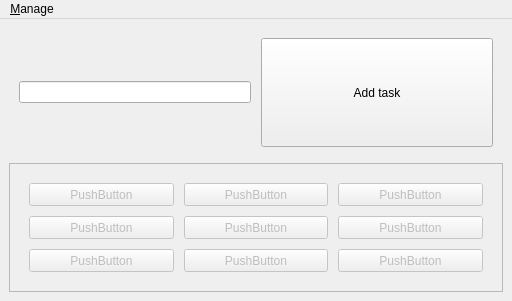
First picture: the form in ui/main.ui, repository soutys/dlogger, before the edit.
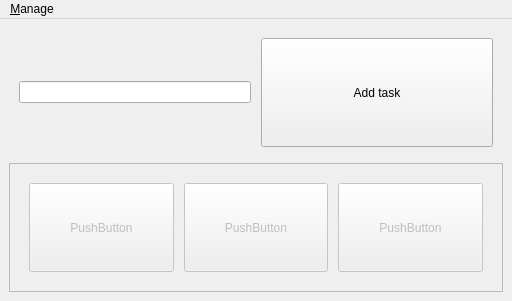
Second picture: the form after the edit.

```diff
--- a/ui/main.ui
+++ b/ui/main.ui
@@ -101,101 +101,6 @@
           <property name="spacing">
            <number>10</number>
           </property>
-          <item row="2" column="1">
-           <widget class="QPushButton" name="task_btn_8">
-            <property name="enabled">
-             <bool>false</bool>
-            </property>
-            <property name="sizePolicy">
-             <sizepolicy hsizetype="Expanding" vsizetype="Expanding">
-              <horstretch>0</horstretch>
-              <verstretch>0</verstretch>
-             </sizepolicy>
-            </property>
-            <property name="text">
-             <string>PushButton</string>
-            </property>
-            <property name="checkable">
-             <bool>true</bool>
-            </property>
-           </widget>
-          </item>
-          <item row="2" column="0">
-           <widget class="QPushButton" name="task_btn_7">
-            <property name="enabled">
-             <bool>false</bool>
-            </property>
-            <property name="sizePolicy">
-             <sizepolicy hsizetype="Expanding" vsizetype="Expanding">
-              <horstretch>0</horstretch>
-              <verstretch>0</verstretch>
-             </sizepolicy>
-            </property>
-            <property name="text">
-             <string>PushButton</string>
-            </property>
-            <property name="checkable">
-             <bool>true</bool>
-            </property>
-           </widget>
-          </item>
-          <item row="2" column="2">
-           <widget class="QPushButton" name="task_btn_9">
-            <property name="enabled">
-             <bool>false</bool>
-            </property>
-            <property name="sizePolicy">
-             <sizepolicy hsizetype="Expanding" vsizetype="Expanding">
-              <horstretch>0</horstretch>
-              <verstretch>0</verstretch>
-             </sizepolicy>
-            </property>
-            <property name="text">
-             <string>PushButton</string>
-            </property>
-            <property name="checkable">
-             <bool>true</bool>
-            </property>
-           </widget>
-          </item>
-          <item row="1" column="2">
-           <widget class="QPushButton" name="task_btn_6">
-            <property name="enabled">
-             <bool>false</bool>
-            </property>
-            <property name="sizePolicy">
-             <sizepolicy hsizetype="Expanding" vsizetype="Expanding">
-              <horstretch>0</horstretch>
-              <verstretch>0</verstretch>
-             </sizepolicy>
-            </property>
-            <property name="text">
-             <string>PushButton</string>
-            </property>
-            <property name="checkable">
-             <bool>true</bool>
-            </property>
-           </widget>
-          </item>
-          <item row="1" column="0">
-           <widget class="QPushButton" name="task_btn_4">
-            <property name="enabled">
-             <bool>false</bool>
-            </property>
-            <property name="sizePolicy">
-             <sizepolicy hsizetype="Expanding" vsizetype="Expanding">
-              <horstretch>0</horstretch>
-              <verstretch>0</verstretch>
-             </sizepolicy>
-            </property>
-            <property name="text">
-             <string>PushButton</string>
-            </property>
-            <property name="checkable">
-             <bool>true</bool>
-            </property>
-           </widget>
-          </item>
           <item row="0" column="0">
            <widget class="QPushButton" name="task_btn_1">
             <property name="enabled">
@@ -215,44 +120,6 @@
             </property>
            </widget>
           </item>
-          <item row="0" column="2">
-           <widget class="QPushButton" name="task_btn_3">
-            <property name="enabled">
-             <bool>false</bool>
-            </property>
-            <property name="sizePolicy">
-             <sizepolicy hsizetype="Expanding" vsizetype="Expanding">
-              <horstretch>0</horstretch>
-              <verstretch>0</verstretch>
-             </sizepolicy>
-            </property>
-            <property name="text">
-             <string>PushButton</string>
-            </property>
-            <property name="checkable">
-             <bool>true</bool>
-            </property>
-           </widget>
-          </item>
-          <item row="1" column="1">
-           <widget class="QPushButton" name="task_btn_5">
-            <property name="enabled">
-             <bool>false</bool>
-            </property>
-            <property name="sizePolicy">
-             <sizepolicy hsizetype="Expanding" vsizetype="Expanding">
-              <horstretch>0</horstretch>
-              <verstretch>0</verstretch>
-             </sizepolicy>
-            </property>
-            <property name="text">
-             <string>PushButton</string>
-            </property>
-            <property name="checkable">
-             <bool>true</bool>
-            </property>
-           </widget>
-          </item>
           <item row="0" column="1">
            <widget class="QPushButton" name="task_btn_2">
             <property name="enabled">
@@ -272,6 +139,25 @@
             </property>
            </widget>
           </item>
+          <item row="0" column="2">
+           <widget class="QPushButton" name="task_btn_3">
+            <property name="enabled">
+             <bool>false</bool>
+            </property>
+            <property name="sizePolicy">
+             <sizepolicy hsizetype="Expanding" vsizetype="Expanding">
+              <horstretch>0</horstretch>
+              <verstretch>0</verstretch>
+             </sizepolicy>
+            </property>
+            <property name="text">
+             <string>PushButton</string>
+            </property>
+            <property name="checkable">
+             <bool>true</bool>
+            </property>
+           </widget>
+          </item>
          </layout>
         </item>
        </layout>
@@ -294,7 +180,7 @@
      <string>&amp;Manage</string>
     </property>
     <addaction name="action_load"/>
-    <addaction name="action_show_log"/>
+    <addaction name="action_show_stats"/>
     <addaction name="action_settings"/>
     <addaction name="action_exit"/>
    </widget>
@@ -315,9 +201,9 @@
     <string>&amp;Settings...</string>
    </property>
   </action>
-  <action name="action_show_log">
+  <action name="action_show_stats">
    <property name="text">
-    <string>Sh&amp;ow log</string>
+    <string>Sh&amp;ow stats</string>
    </property>
   </action>
  </widget>
```
Left out of the diff: 10 changed lines with no effect on the pictures.
